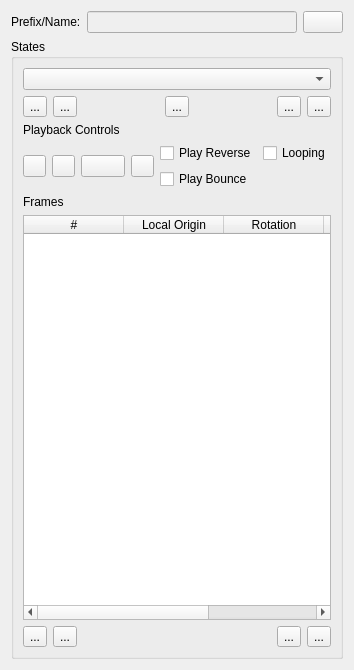
GameOverture/HarmonyEngine, file DesignerTool/src/WidgetSprite.ui: the form before one commit.
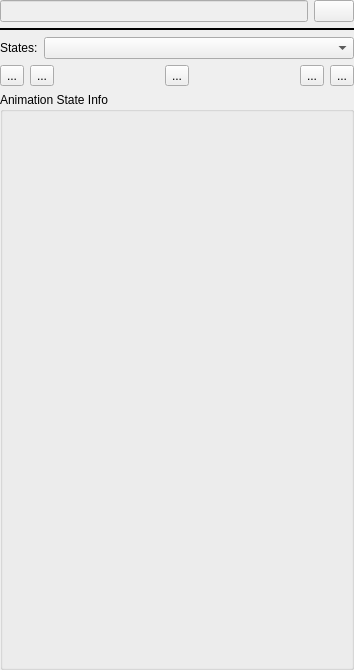
The form after the commit. Icons and pictures are not drawn.

Commit message: Widget Sprite states working - next up is frames/animations

The edit to the form file:
```diff
--- a/DesignerTool/src/WidgetSprite.ui
+++ b/DesignerTool/src/WidgetSprite.ui
@@ -14,15 +14,20 @@
    <string>Form</string>
   </property>
   <layout class="QVBoxLayout" name="verticalLayout_2">
+   <property name="leftMargin">
+    <number>0</number>
+   </property>
+   <property name="topMargin">
+    <number>0</number>
+   </property>
+   <property name="rightMargin">
+    <number>0</number>
+   </property>
+   <property name="bottomMargin">
+    <number>0</number>
+   </property>
    <item>
     <layout class="QHBoxLayout" name="horizontalLayout_5">
-     <item>
-      <widget class="QLabel" name="label_3">
-       <property name="text">
-        <string>Prefix/Name:</string>
-       </property>
-      </widget>
-     </item>
      <item>
       <widget class="QLineEdit" name="txtPrefixAndName">
        <property name="enabled">
@@ -43,13 +48,38 @@
     </layout>
    </item>
    <item>
-    <widget class="QGroupBox" name="grpStates">
-     <property name="title">
-      <string>States</string>
+    <widget class="Line" name="line">
+     <property name="frameShadow">
+      <enum>QFrame::Plain</enum>
      </property>
-     <layout class="QVBoxLayout" name="verticalLayout">
+     <property name="lineWidth">
+      <number>2</number>
+     </property>
+     <property name="orientation">
+      <enum>Qt::Horizontal</enum>
+     </property>
+    </widget>
+   </item>
       <item>
-       <widget class="QComboBox" name="cmbStates"/>
+    <layout class="QHBoxLayout" name="horizontalLayout_7">
+     <item>
+      <widget class="QLabel" name="label_4">
+       <property name="text">
+        <string>States:</string>
+       </property>
+      </widget>
+     </item>
+     <item>
+      <widget class="QComboBox" name="cmbStates">
+       <property name="sizePolicy">
+        <sizepolicy hsizetype="Expanding" vsizetype="Fixed">
+         <horstretch>0</horstretch>
+         <verstretch>0</verstretch>
+        </sizepolicy>
+       </property>
+      </widget>
+     </item>
+    </layout>
       </item>
       <item>
        <layout class="QHBoxLayout" name="horizontalLayout_2">
@@ -120,193 +150,29 @@
        </layout>
       </item>
       <item>
-       <widget class="QLabel" name="label">
-        <property name="text">
-         <string>Playback Controls</string>
-        </property>
-       </widget>
-      </item>
-      <item>
-       <layout class="QHBoxLayout" name="horizontalLayout_4">
-        <item>
-         <layout class="QHBoxLayout" name="horizontalLayout_3">
-          <item>
-           <widget class="QPushButton" name="btnPrevState">
-            <property name="maximumSize">
-             <size>
-              <width>23</width>
-              <height>16777215</height>
-             </size>
-            </property>
-            <property name="text">
-             <string/>
-            </property>
-           </widget>
-          </item>
-          <item>
-           <widget class="QPushButton" name="btnRewindState">
-            <property name="maximumSize">
-             <size>
-              <width>23</width>
-              <height>16777215</height>
-             </size>
-            </property>
-            <property name="text">
-             <string/>
-            </property>
-           </widget>
-          </item>
-          <item>
-           <widget class="QPushButton" name="btnPlayState">
-            <property name="maximumSize">
-             <size>
-              <width>75</width>
-              <height>16777215</height>
-             </size>
-            </property>
-            <property name="text">
-             <string/>
-            </property>
-           </widget>
-          </item>
-          <item>
-           <widget class="QPushButton" name="btnNextState">
-            <property name="maximumSize">
-             <size>
-              <width>23</width>
-              <height>16777215</height>
-             </size>
-            </property>
-            <property name="text">
-             <string/>
-            </property>
-           </widget>
-          </item>
-         </layout>
-        </item>
-        <item>
-         <layout class="QGridLayout" name="gridLayout">
-          <item row="1" column="0">
-           <widget class="QCheckBox" name="checkBox_2">
-            <property name="text">
-             <string>Play Bounce</string>
-            </property>
-           </widget>
-          </item>
-          <item row="0" column="0">
-           <widget class="QCheckBox" name="checkBox">
-            <property name="text">
-             <string>Play Reverse</string>
-            </property>
-           </widget>
-          </item>
-          <item row="0" column="1">
-           <widget class="QCheckBox" name="checkBox_3">
-            <property name="text">
-             <string>Looping</string>
-            </property>
-           </widget>
-          </item>
-         </layout>
-        </item>
-       </layout>
-      </item>
-      <item>
-       <widget class="QLabel" name="label_2">
-        <property name="text">
-         <string>Frames</string>
-        </property>
-       </widget>
-      </item>
-      <item>
-       <widget class="QTableWidget" name="frames">
-        <property name="horizontalScrollMode">
-         <enum>QAbstractItemView::ScrollPerPixel</enum>
-        </property>
-        <property name="columnCount">
-         <number>5</number>
-        </property>
-        <attribute name="horizontalHeaderCascadingSectionResizes">
-         <bool>false</bool>
-        </attribute>
-        <attribute name="horizontalHeaderDefaultSectionSize">
-         <number>100</number>
-        </attribute>
-        <attribute name="horizontalHeaderStretchLastSection">
-         <bool>false</bool>
-        </attribute>
-        <column>
-         <property name="text">
-          <string>#</string>
-         </property>
-        </column>
-        <column>
-         <property name="text">
-          <string>Local Origin</string>
-         </property>
-        </column>
-        <column>
-         <property name="text">
-          <string>Rotation</string>
-         </property>
-        </column>
-        <column>
-         <property name="text">
-          <string>Scale</string>
-         </property>
-        </column>
-        <column>
-         <property name="text">
-          <string>Duration</string>
-         </property>
-        </column>
-       </widget>
-      </item>
-      <item>
-       <layout class="QHBoxLayout" name="horizontalLayout">
-        <item>
-         <widget class="QToolButton" name="btnAddFrames">
-          <property name="text">
-           <string>...</string>
-          </property>
-         </widget>
-        </item>
-        <item>
-         <widget class="QToolButton" name="btnRemoveFrame">
-          <property name="text">
-           <string>...</string>
-          </property>
-         </widget>
-        </item>
-        <item>
-         <spacer name="horizontalSpacer_2">
-          <property name="orientation">
-           <enum>Qt::Horizontal</enum>
-          </property>
-          <property name="sizeHint" stdset="0">
-           <size>
-            <width>40</width>
-            <height>20</height>
-           </size>
-          </property>
-         </spacer>
-        </item>
-        <item>
-         <widget class="QToolButton" name="btnOrderFrameUp">
-          <property name="text">
-           <string>...</string>
-          </property>
-         </widget>
-        </item>
-        <item>
-         <widget class="QToolButton" name="btnOrderFrameDown">
-          <property name="text">
-           <string>...</string>
-          </property>
-         </widget>
-        </item>
-       </layout>
-      </item>
+    <widget class="QGroupBox" name="grpState">
+     <property name="sizePolicy">
+      <sizepolicy hsizetype="Preferred" vsizetype="Expanding">
+       <horstretch>0</horstretch>
+       <verstretch>0</verstretch>
+      </sizepolicy>
+     </property>
+     <property name="title">
+      <string>Animation State Info</string>
+     </property>
+     <layout class="QVBoxLayout" name="grpStateLayout">
+      <property name="leftMargin">
+       <number>0</number>
+      </property>
+      <property name="topMargin">
+       <number>0</number>
+      </property>
+      <property name="rightMargin">
+       <number>0</number>
+      </property>
+      <property name="bottomMargin">
+       <number>0</number>
+      </property>
      </layout>
     </widget>
    </item>
```
Left out of the diff: 9 changed lines with no effect on the pictures. Lines whose indentation alone changed are shown as unchanged. The commit also changes 15 other files.
